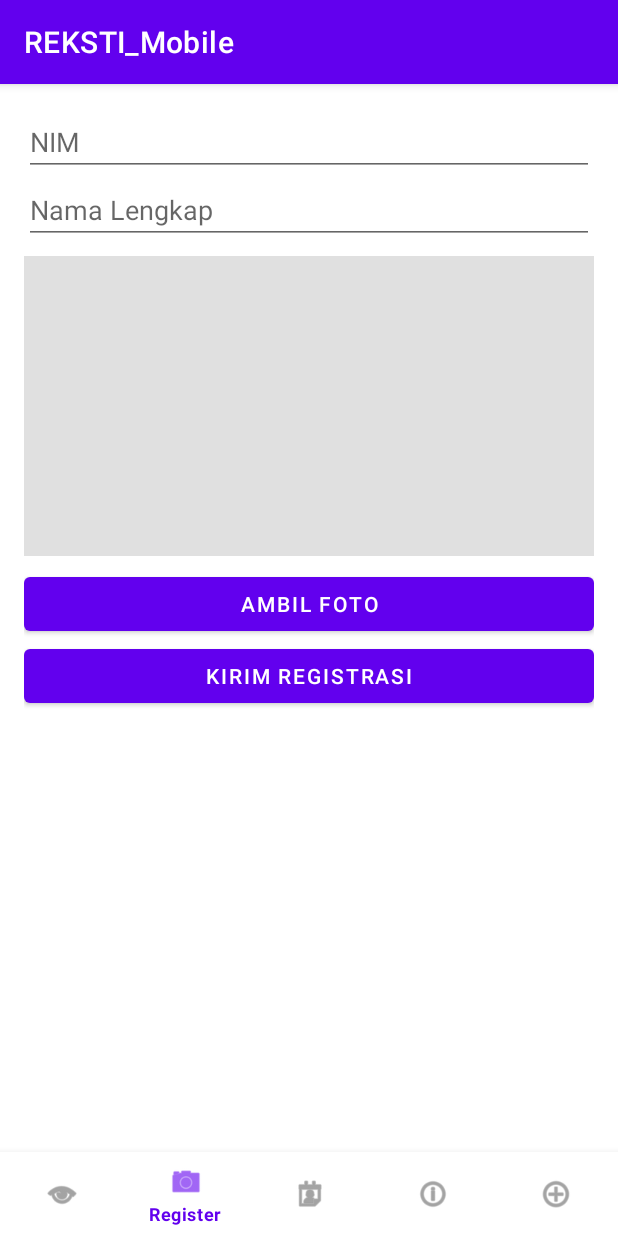
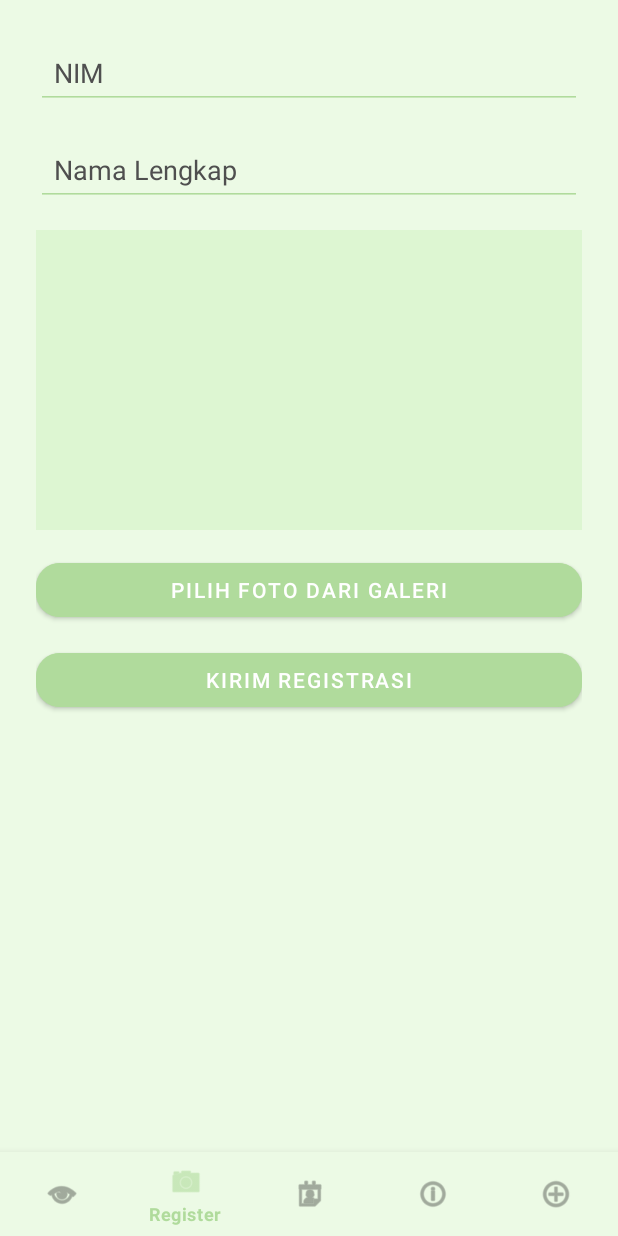
Before and after one commit to rafidhiyaulh/REKSTI_Mobile, an Android app: the screen it shows after launch (MainActivity), item 2 of the bottom bar chosen, on a phone screen of 412 x 824 dp. Run offline under Robolectric (Android 15) with nearby library versions, the light colour scheme and no system bars.

Commit message:
Edit design

```diff
--- a/app/src/main/AndroidManifest.xml
+++ b/app/src/main/AndroidManifest.xml
@@ -14,7 +14,7 @@
         android:label="@string/app_name"
         android:roundIcon="@mipmap/ic_launcher_round"
         android:supportsRtl="true"
-        android:theme="@style/Theme.REKSTI_Mobile"
+        android:theme="@style/Theme.SmartPresence"
         tools:targetApi="31">
 
         <activity
--- a/app/src/main/java/com/reksti/mobile/ui/RegisterFragment.java
+++ b/app/src/main/java/com/reksti/mobile/ui/RegisterFragment.java
@@ -48,7 +48,7 @@ public class RegisterFragment extends Fragment {
         etNim = view.findViewById(R.id.et_nim);
         etNama = view.findViewById(R.id.et_nama);
         ivPreview = view.findViewById(R.id.iv_preview);
-        Button btnSelectImage = view.findViewById(R.id.btn_capture);  // Tombol pilih foto
+        Button btnSelectImage = view.findViewById(R.id.btn_upload_image); // FIXED ID
         Button btnRegister = view.findViewById(R.id.btn_register);
 
         btnSelectImage.setOnClickListener(v -> openGallery());
@@ -110,7 +110,6 @@ public class RegisterFragment extends Fragment {
     }
 
     private String encodeImageToBase64(Bitmap bitmap) {
-        // Resize jika terlalu besar
         Bitmap resized = Bitmap.createScaledBitmap(bitmap, 320, 320, true);
         ByteArrayOutputStream baos = new ByteArrayOutputStream();
         resized.compress(Bitmap.CompressFormat.JPEG, 80, baos);
--- /dev/null
+++ b/app/src/main/res/drawable/edit_text_background.xml
@@ -0,0 +1,6 @@
+<shape xmlns:android="http://schemas.android.com/apk/res/android"
+    android:shape="rectangle">
+    <solid android:color="@android:color/white" />
+    <stroke android:width="1dp" android:color="@color/primaryLightColor"/>
+    <corners android:radius="12dp" />
+</shape>
--- a/app/src/main/res/layout/fragment_register.xml
+++ b/app/src/main/res/layout/fragment_register.xml
@@ -1,39 +1,59 @@
 <?xml version="1.0" encoding="utf-8"?>
-<LinearLayout xmlns:android="http://schemas.android.com/apk/res/android"
+<ScrollView xmlns:android="http://schemas.android.com/apk/res/android"
     android:layout_width="match_parent"
     android:layout_height="match_parent"
+    android:background="@color/backgroundColor"
+    android:padding="24dp">
+
+    <LinearLayout
+        android:layout_width="match_parent"
+        android:layout_height="wrap_content"
         android:orientation="vertical"
-    android:padding="16dp">
+        android:gravity="center_horizontal">
 
         <EditText
             android:id="@+id/et_nim"
             android:layout_width="match_parent"
             android:layout_height="wrap_content"
-        android:hint="NIM" />
+            android:hint="NIM"
+            android:padding="12dp"
+            android:backgroundTint="@color/primaryColor"
+            android:textColor="@color/textPrimary"
+            android:textColorHint="@color/textSecondary"
+            android:layout_marginBottom="16dp" />
 
         <EditText
             android:id="@+id/et_nama"
             android:layout_width="match_parent"
             android:layout_height="wrap_content"
-        android:hint="Nama Lengkap" />
+            android:hint="Nama Lengkap"
+            android:padding="12dp"
+            android:backgroundTint="@color/primaryColor"
+            android:textColor="@color/textPrimary"
+            android:textColorHint="@color/textSecondary"
+            android:layout_marginBottom="16dp" />
 
         <ImageView
             android:id="@+id/iv_preview"
             android:layout_width="match_parent"
             android:layout_height="200dp"
-        android:layout_marginVertical="8dp"
+            android:background="@color/surfaceColor"
             android:scaleType="centerCrop"
-        android:background="#E0E0E0" />
+            android:layout_marginBottom="16dp" />
 
         <Button
-        android:id="@+id/btn_capture"
+            android:id="@+id/btn_upload_image"
             android:layout_width="match_parent"
             android:layout_height="wrap_content"
-        android:text="Ambil Foto" />
+            android:text="Pilih Foto dari Galeri"
+            style="@style/SmartButton"
+            android:layout_marginBottom="12dp" />
 
         <Button
             android:id="@+id/btn_register"
             android:layout_width="match_parent"
             android:layout_height="wrap_content"
-        android:text="Kirim Registrasi" />
+            android:text="Kirim Registrasi"
+            style="@style/SmartButton" />
     </LinearLayout>
+</ScrollView>
--- a/app/src/main/res/values-night/themes.xml
+++ b/app/src/main/res/values-night/themes.xml
@@ -1,16 +1,15 @@
 <resources xmlns:tools="http://schemas.android.com/tools">
-    <!-- Base application theme. -->
-    <style name="Theme.REKSTI_Mobile" parent="Theme.MaterialComponents.DayNight.DarkActionBar">
-        <!-- Primary brand color. -->
-        <item name="colorPrimary">@color/purple_200</item>
-        <item name="colorPrimaryVariant">@color/purple_700</item>
-        <item name="colorOnPrimary">@color/black</item>
-        <!-- Secondary brand color. -->
-        <item name="colorSecondary">@color/teal_200</item>
-        <item name="colorSecondaryVariant">@color/teal_200</item>
-        <item name="colorOnSecondary">@color/black</item>
-        <!-- Status bar color. -->
-        <item name="android:statusBarColor">?attr/colorPrimaryVariant</item>
-        <!-- Customize your theme here. -->
+    <style name="Theme.SmartPresence" parent="Theme.MaterialComponents.DayNight.NoActionBar">
+        <item name="colorPrimary">@color/smart_primary</item>
+        <item name="colorPrimaryVariant">@color/smart_primary_variant</item>
+        <item name="colorOnPrimary">@android:color/white</item>
+
+        <item name="colorSecondary">@color/smart_secondary</item>
+        <item name="colorOnSecondary">@android:color/black</item>
+
+        <item name="android:colorBackground">@color/smart_background</item>
+
+        <item name="android:textColor">@android:color/white</item>
+        <item name="android:windowBackground">@color/smart_background</item>
     </style>
 </resources>
--- a/app/src/main/res/values/colors.xml
+++ b/app/src/main/res/values/colors.xml
@@ -1,10 +1,17 @@
-<?xml version="1.0" encoding="utf-8"?>
 <resources>
-    <color name="purple_200">#FFBB86FC</color>
-    <color name="purple_500">#FF6200EE</color>
-    <color name="purple_700">#FF3700B3</color>
-    <color name="teal_200">#FF03DAC5</color>
-    <color name="teal_700">#FF018786</color>
-    <color name="black">#FF000000</color>
-    <color name="white">#FFFFFFFF</color>
+    <!-- Palet warna utama -->
+    <color name="primaryColor">#B0DB9C</color>
+    <color name="primaryLightColor">#CAE8BD</color>
+    <color name="backgroundColor">#ECFAE5</color>
+    <color name="surfaceColor">#DDF6D2</color>
+
+    <!-- Teks -->
+    <color name="textPrimary">#1B1B1B</color>
+    <color name="textSecondary">#4F4F4F</color>
+
+    <!-- Warna untuk night mode atau tambahan lainnya -->
+    <color name="smart_primary">#B0DB9C</color>
+    <color name="smart_primary_variant">#CAE8BD</color>
+    <color name="smart_secondary">#90A58C</color>
+    <color name="smart_background">#ECFAE5</color>
 </resources>
--- a/app/src/main/res/values/strings.xml
+++ b/app/src/main/res/values/strings.xml
@@ -1,3 +1,3 @@
 <resources>
-    <string name="app_name">REKSTI_Mobile</string>
+    <string name="app_name">SmartPresence</string>
 </resources>
--- a/app/src/main/res/values/themes.xml
+++ b/app/src/main/res/values/themes.xml
@@ -1,16 +1,28 @@
 <resources xmlns:tools="http://schemas.android.com/tools">
-    <!-- Base application theme. -->
-    <style name="Theme.REKSTI_Mobile" parent="Theme.MaterialComponents.DayNight.DarkActionBar">
-        <!-- Primary brand color. -->
-        <item name="colorPrimary">@color/purple_500</item>
-        <item name="colorPrimaryVariant">@color/purple_700</item>
-        <item name="colorOnPrimary">@color/white</item>
-        <!-- Secondary brand color. -->
-        <item name="colorSecondary">@color/teal_200</item>
-        <item name="colorSecondaryVariant">@color/teal_700</item>
-        <item name="colorOnSecondary">@color/black</item>
-        <!-- Status bar color. -->
-        <item name="android:statusBarColor">?attr/colorPrimaryVariant</item>
-        <!-- Customize your theme here. -->
+    <style name="Theme.SmartPresence" parent="Theme.MaterialComponents.DayNight.NoActionBar">
+        <!-- Warna utama -->
+        <item name="colorPrimary">@color/primaryColor</item>
+        <item name="colorPrimaryVariant">@color/primaryLightColor</item>
+        <item name="colorOnPrimary">@color/textPrimary</item>
+
+        <!-- Background -->
+        <item name="android:colorBackground">@color/backgroundColor</item>
+        <item name="colorSurface">@color/surfaceColor</item>
+        <item name="colorOnSurface">@color/textPrimary</item>
+
+        <!-- Text -->
+        <item name="android:textColorPrimary">@color/textPrimary</item>
+        <item name="android:textColorSecondary">@color/textSecondary</item>
+
+        <!-- Komponen -->
+        <item name="buttonStyle">@style/SmartButton</item>
+    </style>
+
+    <!-- Gaya tombol -->
+    <style name="SmartButton" parent="Widget.MaterialComponents.Button">
+        <item name="android:backgroundTint">@color/primaryColor</item>
+        <item name="android:textColor">@android:color/white</item>
+        <item name="cornerRadius">16dp</item>
+        <item name="android:elevation">2dp</item>
     </style>
 </resources>
```
Also changed, not shown: app/src/main/res/layout/fragment_class_info.xml (+9 -4 lines), app/src/main/res/layout/fragment_create_class.xml (+20 -7 lines), app/src/main/res/layout/fragment_dashboard.xml (+14 -12 lines). Lines whose indentation alone changed are shown as unchanged.
